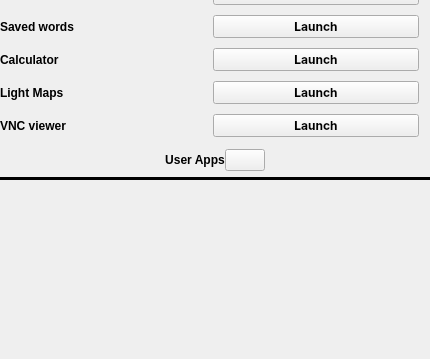
Old version of the form apps.ui in the repository Quill-OS/quill; both pictures show x 0 to 430 and y 185 to 544 of the 430 by 544 pixel window.
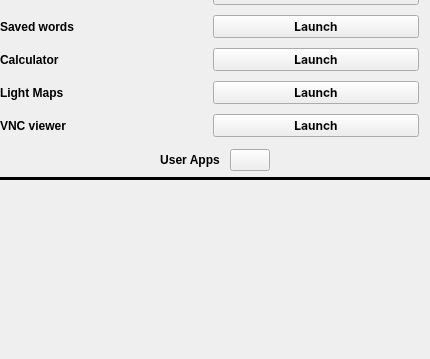
New version of the form. Icons and pictures are not drawn.

What changed in the file:
```diff
--- a/apps.ui
+++ b/apps.ui
@@ -389,6 +389,22 @@
              </property>
             </widget>
            </item>
+           <item>
+            <spacer name="horizontalSpacer_3">
+             <property name="orientation">
+              <enum>Qt::Horizontal</enum>
+             </property>
+             <property name="sizeType">
+              <enum>QSizePolicy::Fixed</enum>
+             </property>
+             <property name="sizeHint" stdset="0">
+              <size>
+               <width>10</width>
+               <height>0</height>
+              </size>
+             </property>
+            </spacer>
+           </item>
            <item>
             <widget class="QPushButton" name="pushButtonEditUserApps">
              <property name="sizePolicy">
@@ -412,8 +428,8 @@
              </property>
              <property name="iconSize">
               <size>
-               <width>20</width>
-               <height>20</height>
+               <width>34</width>
+               <height>34</height>
               </size>
              </property>
             </widget>
```
Left out of the diff: 3 changed lines with no effect on the pictures.
